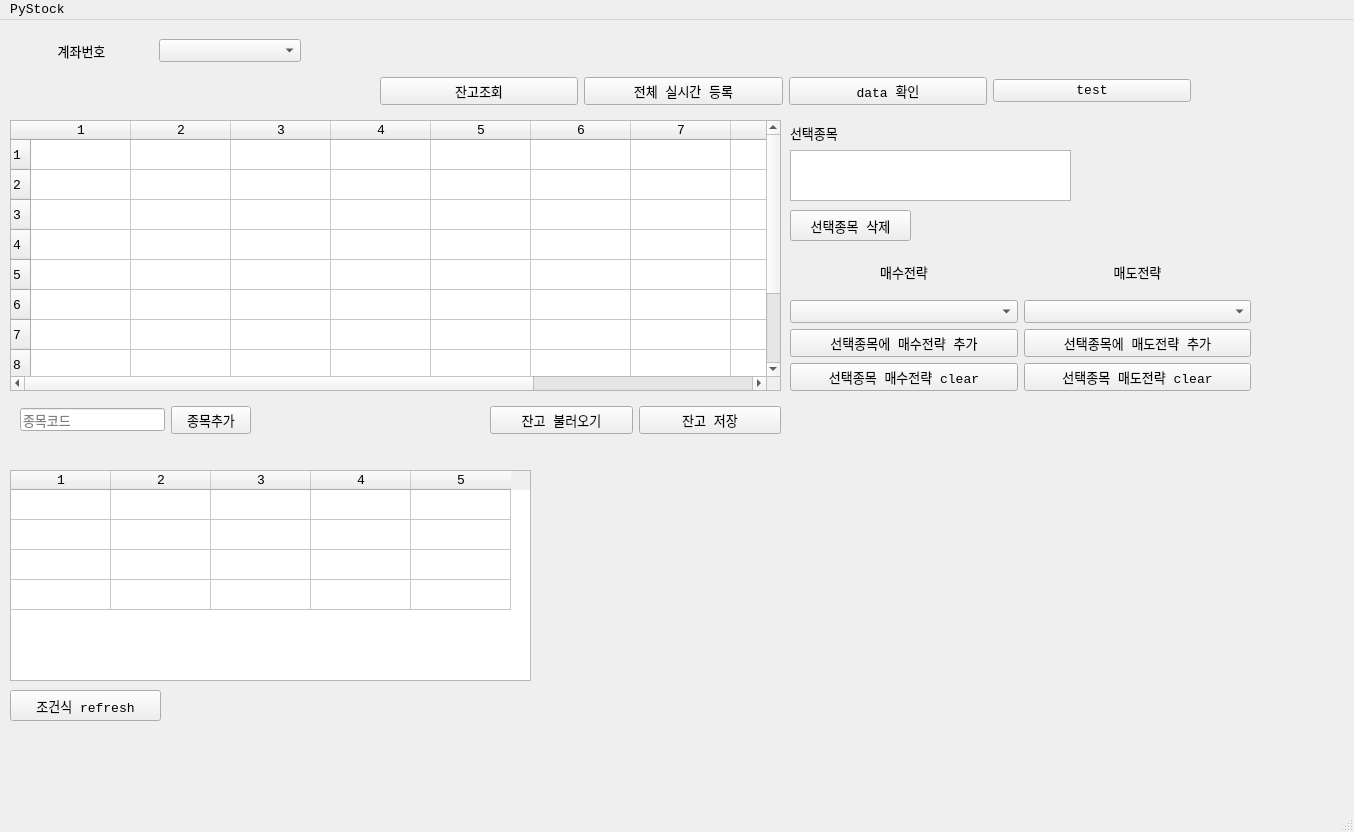
The window that window.ui (mechurak/kiwoom) describes before a commit, drawn with Qt 5.
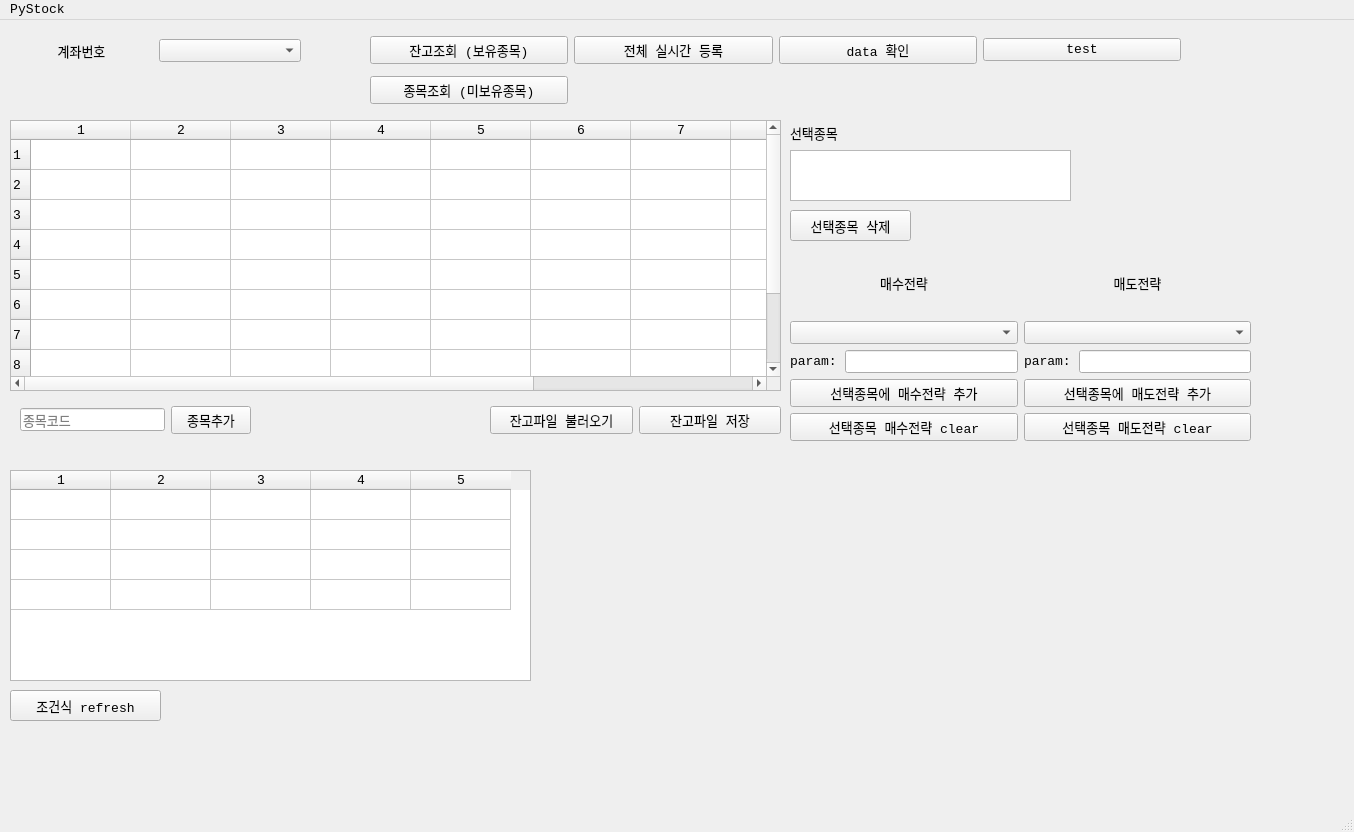
The same window after the commit.

Commit message: 전략에 파라미터 넣을 수 있도록 함. 잔고파일 저장 방식 변경

What changed in the file:
```diff
--- a/window.ui
+++ b/window.ui
@@ -126,23 +126,33 @@
       <x>790</x>
       <y>230</y>
       <width>461</width>
-      <height>141</height>
+      <height>191</height>
      </rect>
     </property>
     <layout class="QGridLayout" name="gridLayout_2">
-     <item row="0" column="1">
-      <widget class="QLabel" name="label_3">
-       <property name="text">
-        <string>매도전략</string>
-       </property>
-       <property name="alignment">
-        <set>Qt::AlignCenter</set>
-       </property>
-      </widget>
-     </item>
      <item row="1" column="0">
       <widget class="QComboBox" name="combo_buy"/>
      </item>
+     <item row="0" column="1">
+      <widget class="QLabel" name="label_3">
+       <property name="text">
+        <string>매도전략</string>
+       </property>
+       <property name="alignment">
+        <set>Qt::AlignCenter</set>
+       </property>
+      </widget>
+     </item>
+     <item row="4" column="0">
+      <widget class="QPushButton" name="pushButton">
+       <property name="text">
+        <string>선택종목 매수전략 clear</string>
+       </property>
+      </widget>
+     </item>
+     <item row="1" column="1">
+      <widget class="QComboBox" name="combo_sell"/>
+     </item>
      <item row="0" column="0">
       <widget class="QLabel" name="label_2">
        <property name="text">
@@ -153,37 +163,73 @@
        </property>
       </widget>
      </item>
-     <item row="1" column="1">
-      <widget class="QComboBox" name="combo_sell"/>
-     </item>
-     <item row="2" column="1">
+     <item row="3" column="1">
       <widget class="QPushButton" name="btn_sell_strategy_add">
        <property name="text">
         <string>선택종목에 매도전략 추가</string>
        </property>
       </widget>
      </item>
-     <item row="2" column="0">
+     <item row="3" column="0">
       <widget class="QPushButton" name="btn_buy_strategy_add">
        <property name="text">
         <string>선택종목에 매수전략 추가</string>
        </property>
       </widget>
      </item>
-     <item row="3" column="0">
-      <widget class="QPushButton" name="pushButton">
-       <property name="text">
-        <string>선택종목 매수전략 clear</string>
-       </property>
-      </widget>
-     </item>
-     <item row="3" column="1">
+     <item row="4" column="1">
       <widget class="QPushButton" name="pushButton_2">
        <property name="text">
         <string>선택종목 매도전략 clear</string>
        </property>
       </widget>
      </item>
+     <item row="2" column="0">
+      <layout class="QHBoxLayout" name="horizontalLayout">
+       <property name="spacing">
+        <number>0</number>
+       </property>
+       <item>
+        <widget class="QLabel" name="label_5">
+         <property name="sizePolicy">
+          <sizepolicy hsizetype="Preferred" vsizetype="Preferred">
+           <horstretch>0</horstretch>
+           <verstretch>0</verstretch>
+          </sizepolicy>
+         </property>
+         <property name="lineWidth">
+          <number>1</number>
+         </property>
+         <property name="midLineWidth">
+          <number>0</number>
+         </property>
+         <property name="text">
+          <string>param: </string>
+         </property>
+        </widget>
+       </item>
+       <item>
+        <widget class="QLineEdit" name="txt_buy_param"/>
+       </item>
+      </layout>
+     </item>
+     <item row="2" column="1">
+      <layout class="QHBoxLayout" name="horizontalLayout_2">
+       <property name="spacing">
+        <number>0</number>
+       </property>
+       <item>
+        <widget class="QLabel" name="label_6">
+         <property name="text">
+          <string>param: </string>
+         </property>
+        </widget>
+       </item>
+       <item>
+        <widget class="QLineEdit" name="txt_sell_param"/>
+       </item>
+      </layout>
+     </item>
     </layout>
    </widget>
    <widget class="QLabel" name="label_4">
@@ -246,10 +292,10 @@
    <widget class="QWidget" name="gridLayoutWidget_5">
     <property name="geometry">
      <rect>
-      <x>380</x>
-      <y>51</y>
+      <x>370</x>
+      <y>10</y>
       <width>811</width>
-      <height>41</height>
+      <height>81</height>
      </rect>
     </property>
     <layout class="QGridLayout" name="gridLayout_5">
@@ -263,14 +309,7 @@
      <item row="0" column="1">
       <widget class="QPushButton" name="btn_get_balance">
        <property name="text">
-        <string>잔고조회</string>
-       </property>
-      </widget>
-     </item>
-     <item row="0" column="2">
-      <widget class="QPushButton" name="btn_register_real_all">
-       <property name="text">
-        <string>전체 실시간 등록</string>
+        <string>잔고조회 (보유종목)</string>
        </property>
       </widget>
      </item>
@@ -281,6 +320,23 @@
        </property>
       </widget>
      </item>
+     <item row="0" column="2">
+      <widget class="QPushButton" name="btn_register_real_all">
+       <property name="text">
+        <string>전체 실시간 등록</string>
+       </property>
+      </widget>
+     </item>
+     <item row="1" column="1">
+      <widget class="QPushButton" name="pushButton_3">
+       <property name="toolTip">
+        <string>현재가 갱신 되어 있어야 함</string>
+       </property>
+       <property name="text">
+        <string>종목조회 (미보유종목)</string>
+       </property>
+      </widget>
+     </item>
     </layout>
    </widget>
    <widget class="QWidget" name="gridLayoutWidget_4">
@@ -325,14 +381,14 @@
      <item row="0" column="0">
       <widget class="QPushButton" name="btn_load_balance">
        <property name="text">
-        <string>잔고 불러오기</string>
+        <string>잔고파일 불러오기</string>
        </property>
       </widget>
      </item>
      <item row="0" column="1">
       <widget class="QPushButton" name="btn_save_balance">
        <property name="text">
-        <string>잔고 저장</string>
+        <string>잔고파일 저장</string>
        </property>
       </widget>
      </item>
```
Left out of the diff: 81 changed lines with no effect on the pictures. The commit also changes 7 other files.
